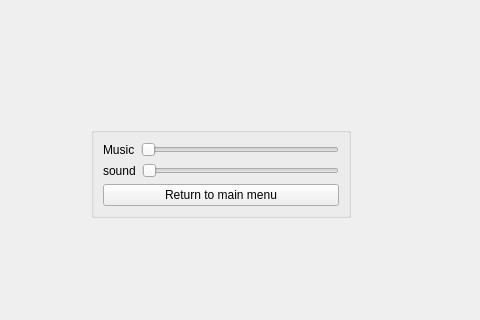
Before: the Qt Designer form Client/settings.ui in Code-team-open-source/Code-team, drawn with Qt 5; both pictures show x 179 to 659 and y 117 to 437 of the 800 by 600 pixel window.
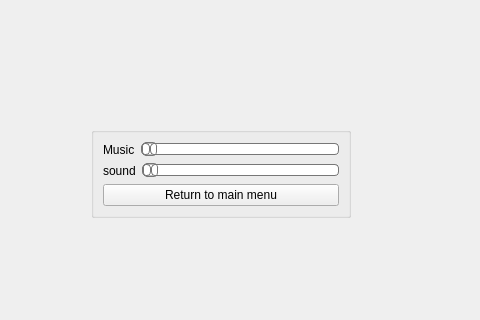
After: the same form once the commit is applied.

Commit message: Add start window

Patch:
```diff
--- a/Client/settings.ui
+++ b/Client/settings.ui
@@ -83,6 +83,64 @@
            </item>
            <item>
             <widget class="QSlider" name="horizontalSlider">
+             <property name="styleSheet">
+              <string notr="true">QSlider::groove:horizontal {
+border: 1px solid #bbb;
+background: white;
+height: 10px;
+border-radius: 4px;
+}
+
+QSlider::sub-page:horizontal {
+background: qlineargradient(x1: 0, y1: 0,    x2: 0, y2: 1,
+    stop: 0 #66e, stop: 1 #bbf);
+background: qlineargradient(x1: 0, y1: 0.2, x2: 1, y2: 1,
+    stop: 0 #bbf, stop: 1 #55f);
+border: 1px solid #777;
+height: 10px;
+border-radius: 4px;
+}
+
+QSlider::add-page:horizontal {
+background: #fff;
+border: 1px solid #777;
+height: 10px;
+border-radius: 4px;
+}
+
+QSlider::handle:horizontal {
+background: qlineargradient(x1:0, y1:0, x2:1, y2:1,
+    stop:0 #eee, stop:1 #ccc);
+border: 1px solid #777;
+width: 13px;
+margin-top: -2px;
+margin-bottom: -2px;
+border-radius: 4px;
+}
+
+QSlider::handle:horizontal:hover {
+background: qlineargradient(x1:0, y1:0, x2:1, y2:1,
+    stop:0 #fff, stop:1 #ddd);
+border: 1px solid #444;
+border-radius: 4px;
+}
+
+QSlider::sub-page:horizontal:disabled {
+background: #bbb;
+border-color: #999;
+}
+
+QSlider::add-page:horizontal:disabled {
+background: #eee;
+border-color: #999;
+}
+
+QSlider::handle:horizontal:disabled {
+background: #eee;
+border: 1px solid #aaa;
+border-radius: 4px;
+}</string>
+             </property>
              <property name="maximum">
               <number>100</number>
              </property>
@@ -104,6 +162,64 @@
            </item>
            <item>
             <widget class="QSlider" name="horizontalSlider_2">
+             <property name="styleSheet">
+              <string notr="true">QSlider::groove:horizontal {
+border: 1px solid #bbb;
+background: white;
+height: 10px;
+border-radius: 4px;
+}
+
+QSlider::sub-page:horizontal {
+background: qlineargradient(x1: 0, y1: 0,    x2: 0, y2: 1,
+    stop: 0 #66e, stop: 1 #bbf);
+background: qlineargradient(x1: 0, y1: 0.2, x2: 1, y2: 1,
+    stop: 0 #bbf, stop: 1 #55f);
+border: 1px solid #777;
+height: 10px;
+border-radius: 4px;
+}
+
+QSlider::add-page:horizontal {
+background: #fff;
+border: 1px solid #777;
+height: 10px;
+border-radius: 4px;
+}
+
+QSlider::handle:horizontal {
+background: qlineargradient(x1:0, y1:0, x2:1, y2:1,
+    stop:0 #eee, stop:1 #ccc);
+border: 1px solid #777;
+width: 13px;
+margin-top: -2px;
+margin-bottom: -2px;
+border-radius: 4px;
+}
+
+QSlider::handle:horizontal:hover {
+background: qlineargradient(x1:0, y1:0, x2:1, y2:1,
+    stop:0 #fff, stop:1 #ddd);
+border: 1px solid #444;
+border-radius: 4px;
+}
+
+QSlider::sub-page:horizontal:disabled {
+background: #bbb;
+border-color: #999;
+}
+
+QSlider::add-page:horizontal:disabled {
+background: #eee;
+border-color: #999;
+}
+
+QSlider::handle:horizontal:disabled {
+background: #eee;
+border: 1px solid #aaa;
+border-radius: 4px;
+}</string>
+             </property>
              <property name="maximum">
               <number>100</number>
              </property>
```
The commit also changes 5 other files.
